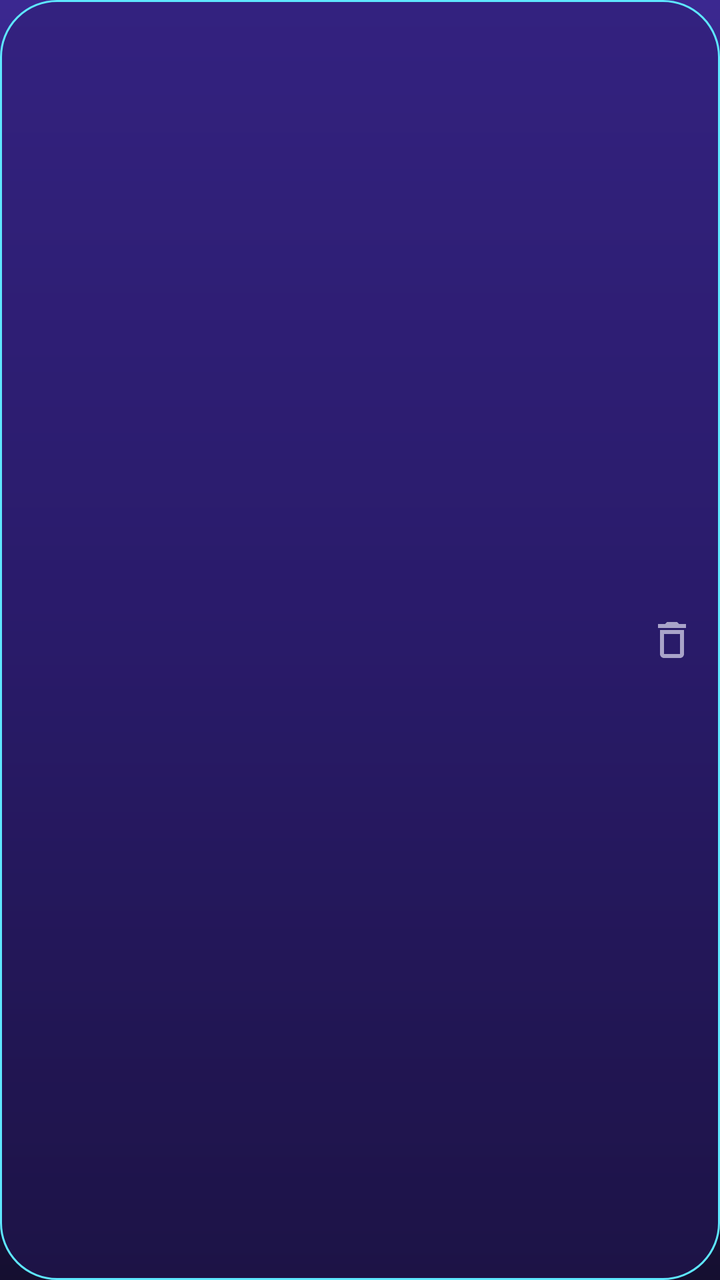
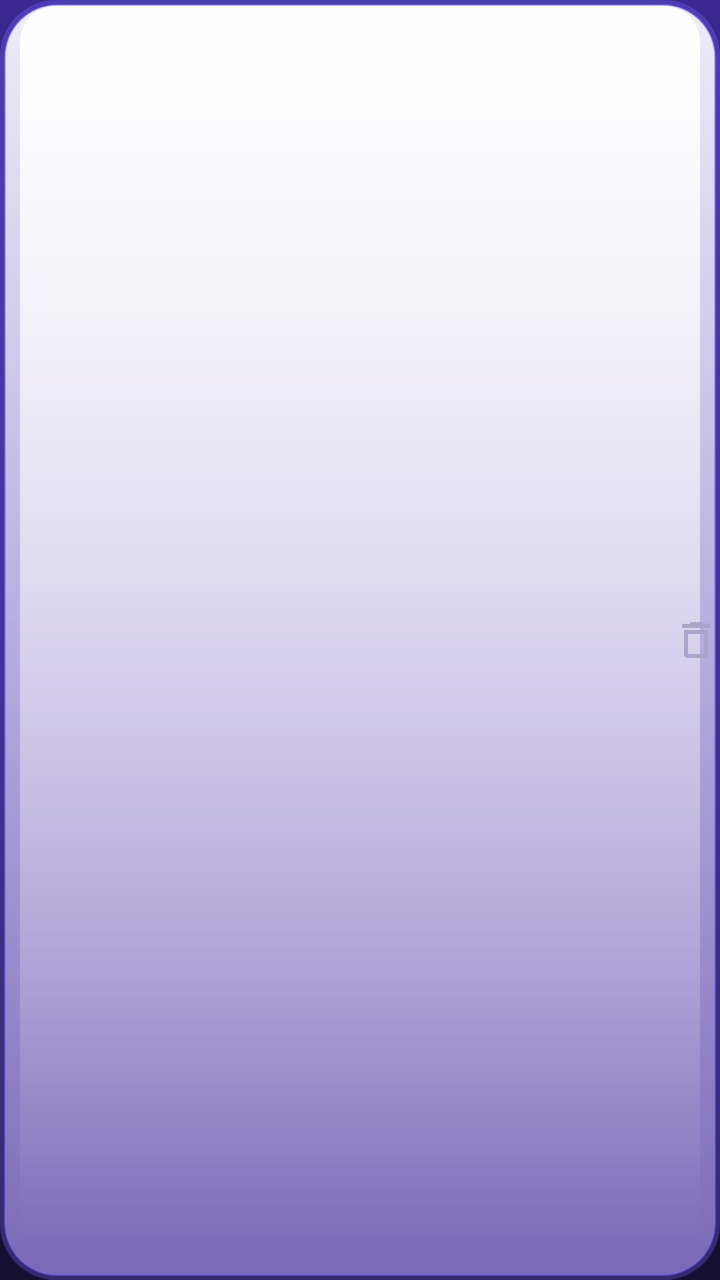

The first picture is an Android layout as it rendered before a commit; the second is the same layout after the commit. The layout source and the unified diff follow.
<!-- AndroidManifest.xml: another module's application theme Theme.App -->
<!-- res/layout/adapter_restore.xml -->
<?xml version="1.0" encoding="utf-8"?>
<androidx.appcompat.widget.LinearLayoutCompat xmlns:android="http://schemas.android.com/apk/res/android"
    android:layout_width="match_parent"
    android:layout_height="wrap_content"
    android:background="@drawable/shape_accent"
    android:gravity="center_vertical"
    android:orientation="horizontal">

    <androidx.appcompat.widget.LinearLayoutCompat
        android:layout_width="0dp"
        android:layout_height="wrap_content"
        android:layout_marginEnd="8dp"
        android:layout_weight="1"
        android:orientation="vertical">

        <com.google.android.material.textview.MaterialTextView
            android:id="@+id/name"
            android:layout_width="wrap_content"
            android:layout_height="wrap_content"
            android:singleLine="true"
            android:textColor="?attr/colorOnSurface"
            android:textSize="14sp" />

        <com.google.android.material.textview.MaterialTextView
            android:id="@+id/time"
            android:layout_width="wrap_content"
            android:layout_height="wrap_content"
            android:singleLine="true"
            android:textColor="?attr/colorOnSurfaceVariant"
            android:textSize="12sp" />

    </androidx.appcompat.widget.LinearLayoutCompat>

    <androidx.appcompat.widget.AppCompatImageView
        android:id="@+id/delete"
        android:layout_width="wrap_content"
        android:layout_height="wrap_content"
        android:background="?attr/selectableItemBackgroundBorderless"
        android:src="@drawable/ic_setting_delete" />

</androidx.appcompat.widget.LinearLayoutCompat>
<!-- resources referenced by this layout -->
<resources>
  <!-- drawable ic_setting_delete (drawable) -->
  <vector xmlns:android="http://schemas.android.com/apk/res/android"
      android:width="24dp"
      android:height="24dp"
      android:tint="?attr/colorControlNormal"
      android:viewportWidth="24"
      android:viewportHeight="24">
      <path
          android:fillColor="@android:color/white"
          android:pathData="M16,9v10H8V9h8m-1.5,-6h-5l-1,1H5v2h14V4h-3.5l-1,-1zM18,7H6v12c0,1.1 0.9,2 2,2h8c1.1,0 2,-0.9 2,-2V7z" />
  </vector>
  <!-- drawable shape_accent (drawable) -->
  <?xml version="1.0" encoding="utf-8"?>
  <ripple xmlns:android="http://schemas.android.com/apk/res/android"
      android:color="?attr/colorControlHighlight">
      <item>
          <shape android:shape="rectangle">
              <corners android:radius="28dp" />
              <solid android:color="@color/black_40" />
              <stroke
                  android:width="1dp"
                  android:color="@color/nf_focus_stroke" />
              <padding
                  android:bottom="8dp"
                  android:left="12dp"
                  android:right="12dp"
                  android:top="8dp" />
          </shape>
      </item>
      <item android:id="@android:id/mask">
          <shape android:shape="rectangle">
              <solid android:color="@color/white" />
              <corners android:radius="28dp" />
          </shape>
      </item>
  </ripple>
  <style name="Theme.App" parent="Theme.Base" />
  <color name="black_40">#662A1B66</color>
  <color name="nf_focus_stroke">#5EE7FF</color>
  <color name="white">#FFFFFF</color>
  <color name="nf_accent">#7C6BFF</color>
  <color name="nf_on_focus">#0B1520</color>
  <color name="nf_activated">#9A8BFF</color>
  <!-- drawable bg_page (drawable) -->
  <?xml version="1.0" encoding="utf-8"?>
  <shape xmlns:android="http://schemas.android.com/apk/res/android"
      android:shape="rectangle">
      <gradient
          android:angle="270"
          android:centerColor="#2A1C6B"
          android:centerY="0.5"
          android:endColor="#150F30"
          android:startColor="#3B2890"
          android:type="linear" />
  </shape>
  <color name="nf_surface">#2E2566</color>
  <color name="nf_card">#3D3088</color>
  <color name="nf_text">#F0EEFA</color>
  <color name="nf_text_2">#A9A4C9</color>
  <color name="nf_card_btn">#4A3D9E</color>
  <color name="nf_accent_soft">#2C2557</color>
  <color name="transparent">#00000000</color>
  <!-- unchanged entries left out for length: 1 -->
</resources>

<!-- the commit's change to res/layout/adapter_restore.xml (unified diff, before → after) -->
@@ -1,5 +1,5 @@
 <?xml version="1.0" encoding="utf-8"?>
-<androidx.appcompat.widget.LinearLayoutCompat xmlns:android="http://schemas.android.com/apk/res/android"
+<androidx.appcompat.widget.LinearLayoutCompat xmlns:android="http://schemas.android.com/apk/res/android" xmlns:app="http://schemas.android.com/apk/res-auto"
     android:layout_width="match_parent"
     android:layout_height="wrap_content"
     android:background="@drawable/shape_accent"
@@ -18,7 +18,7 @@
             android:layout_width="wrap_content"
             android:layout_height="wrap_content"
             android:singleLine="true"
-            android:textColor="?attr/colorOnSurface"
+            android:textColor="@color/nf_on_focus"
             android:textSize="14sp" />
 
         <com.google.android.material.textview.MaterialTextView
@@ -26,7 +26,7 @@
             android:layout_width="wrap_content"
             android:layout_height="wrap_content"
             android:singleLine="true"
-            android:textColor="?attr/colorOnSurfaceVariant"
+            android:textColor="@color/nf_text_2"
             android:textSize="12sp" />
 
     </androidx.appcompat.widget.LinearLayoutCompat>
@@ -36,6 +36,7 @@
         android:layout_width="wrap_content"
         android:layout_height="wrap_content"
         android:background="?attr/selectableItemBackgroundBorderless"
-        android:src="@drawable/ic_setting_delete" />
+        android:src="@drawable/ic_setting_delete"
+        app:tint="@color/nf_text_2" />
 
 </androidx.appcompat.widget.LinearLayoutCompat>
<!-- resource entries referenced after the edit -->
@@ -14,31 +14,58 @@
   <!-- drawable shape_accent (drawable) -->
   <?xml version="1.0" encoding="utf-8"?>
   <ripple xmlns:android="http://schemas.android.com/apk/res/android"
-      android:color="?attr/colorControlHighlight">
+      android:color="#40FFFFFF">
       <item>
-          <shape android:shape="rectangle">
-              <corners android:radius="28dp" />
-              <solid android:color="@color/black_40" />
-              <stroke
-                  android:width="1dp"
-                  android:color="@color/nf_focus_stroke" />
-              <padding
-                  android:bottom="8dp"
-                  android:left="12dp"
-                  android:right="12dp"
-                  android:top="8dp" />
-          </shape>
+          <layer-list>
+              <item>
+                  <shape android:shape="rectangle">
+                      <corners android:radius="28dp" />
+                      <solid android:color="#4D7C6BFF" />
+                  </shape>
+              </item>
+              <item
+                  android:bottom="2dp"
+                  android:left="2dp"
+                  android:right="2dp"
+                  android:top="2dp">
+                  <shape android:shape="rectangle">
+                      <corners android:radius="26dp" />
+                      <gradient
+                          android:angle="270"
+                          android:startColor="#E6FFFFFF"
+                          android:endColor="#99A993E6" />
+                      <stroke
+                          android:width="1dp"
+                          android:color="#667C6BFF" />
+                  </shape>
+              </item>
+              <item
+                  android:bottom="22dp"
+                  android:left="10dp"
+                  android:right="10dp"
+                  android:top="3dp">
+                  <shape android:shape="rectangle">
+                      <corners
+                          android:bottomLeftRadius="0dp"
+                          android:bottomRightRadius="0dp"
+                          android:topLeftRadius="18dp"
+                          android:topRightRadius="18dp" />
+                      <gradient
+                          android:angle="270"
+                          android:startColor="#F2FFFFFF"
+                          android:endColor="#00FFFFFF" />
+                  </shape>
+              </item>
+          </layer-list>
       </item>
       <item android:id="@android:id/mask">
           <shape android:shape="rectangle">
+              <corners android:radius="28dp" />
               <solid android:color="@color/white" />
-              <corners android:radius="28dp" />
           </shape>
       </item>
   </ripple>
   <style name="Theme.App" parent="Theme.Base" />
-  <color name="black_40">#662A1B66</color>
-  <color name="nf_focus_stroke">#5EE7FF</color>
   <color name="white">#FFFFFF</color>
   <color name="nf_accent">#7C6BFF</color>
   <color name="nf_on_focus">#0B1520</color>
